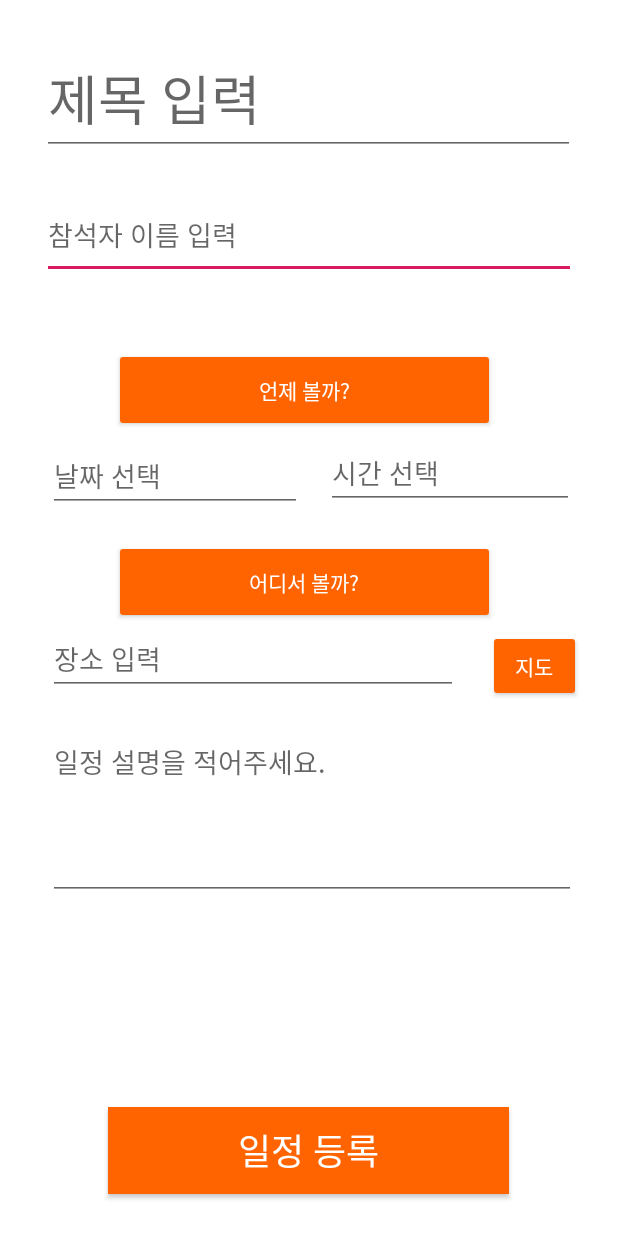
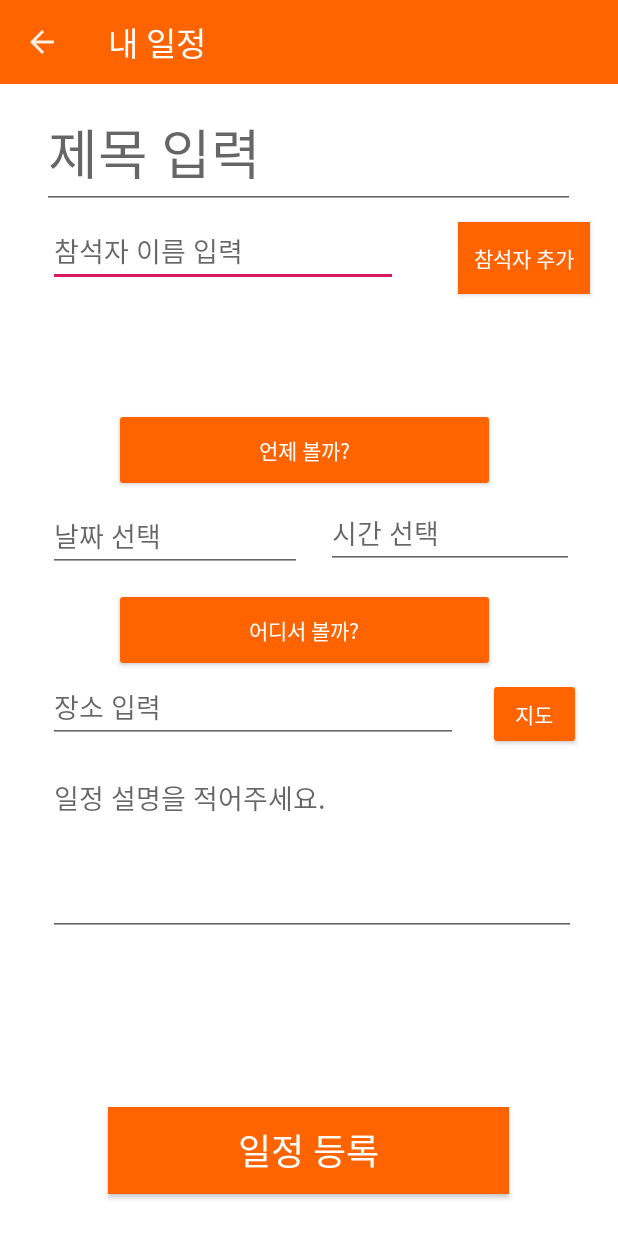
Before and after one commit to seungpyo/letsMeal, an Android app: the CreateScheduleActivity screen opened directly, with no data from a screen before it, on a phone screen of 412 x 824 dp. Run offline under Robolectric (Android 15) with nearby library versions, the phone set to English and light mode, and no system bars; our stand-ins replace Firebase (no records; nobody signed in at launch, a user with empty details on screens opened directly).

Commit message:
Implemented uid search using user name

```diff
--- a/app/src/main/java/com/example/letsmeal/CreateScheduleActivity.java
+++ b/app/src/main/java/com/example/letsmeal/CreateScheduleActivity.java
@@ -4,6 +4,7 @@ import android.app.DatePickerDialog;
 import android.app.TimePickerDialog;
 import android.content.Intent;
 import android.os.Bundle;
+import android.os.Handler;
 import android.text.Editable;
 import android.text.TextWatcher;
 import android.util.Log;
@@ -15,11 +16,23 @@ import android.widget.EditText;
 import android.widget.TextView;
 import android.widget.TimePicker;
 
+import androidx.annotation.NonNull;
 import androidx.appcompat.app.AppCompatActivity;
+import androidx.appcompat.widget.Toolbar;
 
 import com.example.letsmeal.dummy.Person;
 import com.example.letsmeal.dummy.Schedule;
+import com.google.android.gms.tasks.OnCompleteListener;
+import com.google.android.gms.tasks.Task;
+import com.google.firebase.firestore.CollectionReference;
+import com.google.firebase.firestore.DocumentReference;
+import com.google.firebase.firestore.DocumentSnapshot;
+import com.google.firebase.firestore.FirebaseFirestore;
+import com.google.firebase.firestore.Query;
+import com.google.firebase.firestore.QueryDocumentSnapshot;
+import com.google.firebase.firestore.QuerySnapshot;
 
+import java.util.ArrayList;
 import java.util.Calendar;
 
 public class CreateScheduleActivity extends AppCompatActivity {
@@ -35,7 +48,17 @@ public class CreateScheduleActivity extends AppCompatActivity {
     EditText participantsText;
     EditText descriptionText;
     TextView personNotFoundLabel;
+    Button findUidBtn;
     Button submitBtn;
+    Toolbar createScheduleToolBar;
+
+    ArrayList<String> participantUIDs;
+
+    FirebaseFirestore db;
+    CollectionReference scheduleCollection;
+    CollectionReference userCollection;
+
+    Handler usersHandler;
 
 
     @Override
@@ -45,6 +68,9 @@ public class CreateScheduleActivity extends AppCompatActivity {
 
         // this.schedule = (Schedule) getIntent().getSerializableExtra("schedule");
         String organizerUid = getIntent().getStringExtra("organizerUid");
+        participantUIDs = new ArrayList<>();
+        participantUIDs.add(organizerUid);
+
         this.schedule = new Schedule(organizerUid);
         this.dateCalendar = Calendar.getInstance();
         this.timeCalendar = Calendar.getInstance();
@@ -56,7 +82,14 @@ public class CreateScheduleActivity extends AppCompatActivity {
         this.participantsText = findViewById(R.id.participantsText);
         this.descriptionText = findViewById(R.id.descriptionText);
         this.personNotFoundLabel = findViewById(R.id.personNotFoundLabel);
+        this.findUidBtn = findViewById(R.id.findUidBtn);
         this.submitBtn = findViewById(R.id.submitBtn);
+        this.createScheduleToolBar = findViewById(R.id.createScheduleToolBar);
+
+        setSupportActionBar(this.createScheduleToolBar);
+        getSupportActionBar().setHomeAsUpIndicator(R.drawable.ic_arrow_back_black_24dp);
+        getSupportActionBar().setDisplayHomeAsUpEnabled(true);
+        getSupportActionBar().setDisplayShowHomeEnabled(true);
 
         dateText.setOnClickListener(new EditText.OnClickListener() {
             @Override
@@ -71,27 +104,16 @@ public class CreateScheduleActivity extends AppCompatActivity {
             }
         });
 
-        participantsText.addTextChangedListener(new TextWatcher() {
-            @Override
-            public void beforeTextChanged(CharSequence charSequence, int i, int i1, int i2) {
-                return;
-            }
-
-            @Override
-            public void onTextChanged(CharSequence charSequence, int start, int before, int count) {
-
-            }
-
-            @Override
-            public void afterTextChanged(Editable editable) {
-                return;
-            }
-        });
-
+        db = FirebaseFirestore.getInstance();
+        scheduleCollection = db.collection(getString(R.string.firestore_schedule_collection));
+        userCollection = db.collection(getString(R.string.firestore_user_collection));        this.usersHandler = new Handler();
+        findUidBtn.setOnClickListener(findUidBtnOnClickListener);
 
         submitBtn.setOnClickListener(submitBtnOnclickListener);
 
     }
+
+
 
     /**
      * A helper function to initialize a DatePickerDialog using current date.
@@ -139,21 +161,65 @@ public class CreateScheduleActivity extends AppCompatActivity {
         }
     };
 
-    /**
-     * Finds a Person from database by name
-     * Currently, this function just returns a trivial Person object.
-     * TODO: Send a query to FireBase CloudStore and retrieve a Person object.
-     * @param name The name of the person to find
-     * @return A Person instance whose name matches the name. Returns null if no such Person exists.
-     */
-    private Person findPersonByName(String name) {
-        if (name.equals("ㅗ")) {
-            return null;
-        }
-        return new Person(name);
+
+    @Override
+    public boolean onSupportNavigateUp() {
+        onBackPressed();
+        return true;
     }
 
+    private Button.OnClickListener findUidBtnOnClickListener = new Button.OnClickListener() {
+        @Override
+        public void onClick(View v) {
 
+            CreateScheduleActivity.this.personNotFoundLabel.setVisibility(View.INVISIBLE);
+
+            //TODO: Check if the requested name's UID is already in local device due to a previous query.
+
+            class FetchUidFromFirestore implements Runnable {
+                public void run() {
+                    final String name = participantsText.getText().toString();
+                    final Query query = userCollection.whereEqualTo("name", name);
+                    query.get().addOnCompleteListener(new OnCompleteListener<QuerySnapshot>() {
+                        @Override
+                        public void onComplete(@NonNull Task<QuerySnapshot> task) {
+                            if (task.isSuccessful()) {
+                                Log.d(TAG, "Got " + task.getResult().size() + " matching users");
+                                // For now, we don't care about duplicate names.
+                                if (task.getResult().size() == 0) {
+                                    CreateScheduleActivity.this.personNotFoundLabel.setText(
+                                            "사용자 " + name + "을 찾을 수 없습니다.");
+                                    CreateScheduleActivity.this.personNotFoundLabel.setVisibility(View.VISIBLE);
+                                }
+                                for (final QueryDocumentSnapshot document : task.getResult()) {
+                                    // User document has UID as its document ID.
+                                    final String uid = document.getId();
+                                    if (!participantUIDs.contains(uid)) {
+                                        usersHandler.post(new Runnable() {
+                                            @Override
+                                            public void run() {
+                                                participantUIDs.add(uid);
+                                                // TODO: Update UI using user name tags.
+                                                Log.d(TAG, "Added " + document.get("name") + ", uid = " + document.get("uid"));
+                                            }
+                                        });
+                                    } else {
+                                        Log.d(TAG, "Duplicate uid for name " + document.get("name"));
+                                    }
+                                }
+                            } else {
+                                Log.d(TAG, "Failed to get initial schedules: " + task.getException());
+                            }
+                        }
+                    });
+                }
+            };
+
+            Thread fetchUidFromFirestore = new Thread(new FetchUidFromFirestore());
+            fetchUidFromFirestore.start();
+
+        }
+    };
 
     /**
      * Listens to onClick event of submitBtn.
@@ -184,4 +250,6 @@ public class CreateScheduleActivity extends AppCompatActivity {
         }
     };
 
+
+
 }
--- a/app/src/main/java/com/example/letsmeal/MainActivity.java
+++ b/app/src/main/java/com/example/letsmeal/MainActivity.java
@@ -263,6 +263,7 @@ public class MainActivity extends AppCompatActivity
         }
     }
 
+
     /**
      * @return A String UID which can be used to identify a user in FireBase services
      */
--- /dev/null
+++ b/app/src/main/res/drawable/ic_arrow_back_black_24dp.xml
@@ -0,0 +1,5 @@
+<vector android:alpha="0.9" android:height="24dp" android:tint="#FFFFFF"
+    android:viewportHeight="24.0" android:viewportWidth="24.0"
+    android:width="24dp" xmlns:android="http://schemas.android.com/apk/res/android">
+    <path android:fillColor="#FF000000" android:pathData="M20,11H7.83l5.59,-5.59L12,4l-8,8 8,8 1.41,-1.41L7.83,13H20v-2z"/>
+</vector>
--- a/app/src/main/res/layout/activity_create_schedule.xml
+++ b/app/src/main/res/layout/activity_create_schedule.xml
@@ -24,10 +24,10 @@
 
     <EditText
         android:id="@+id/participantsText"
-        android:layout_width="356dp"
-        android:layout_height="58dp"
-        android:layout_marginStart="28dp"
-        android:layout_marginTop="128dp"
+        android:layout_width="233dp"
+        android:layout_height="43dp"
+        android:layout_marginStart="32dp"
+        android:layout_marginTop="148dp"
         android:ems="10"
         android:hint="참석자 이름 입력"
         android:inputType="textPersonName"
@@ -39,7 +39,7 @@
         android:layout_width="355dp"
         android:layout_height="71dp"
         android:layout_marginStart="28dp"
-        android:layout_marginTop="32dp"
+        android:layout_marginTop="68dp"
         android:ems="10"
         android:hint="제목 입력"
         android:inputType="textPersonName"
@@ -77,7 +77,7 @@
         android:layout_width="352dp"
         android:layout_height="116dp"
         android:layout_marginStart="32dp"
-        android:layout_marginTop="484dp"
+        android:layout_marginTop="508dp"
         android:ems="10"
         android:gravity="start|top"
         android:hint="일정 설명을 적어주세요."
@@ -87,10 +87,10 @@
 
     <TextView
         android:id="@+id/personNotFoundLabel"
-        android:layout_width="142dp"
-        android:layout_height="18dp"
+        android:layout_width="match_parent"
+        android:layout_height="wrap_content"
         android:layout_marginStart="32dp"
-        android:layout_marginTop="12dp"
+        android:layout_marginTop="48dp"
         android:textColor="@android:color/holo_red_dark"
         app:layout_constraintStart_toStartOf="parent"
         app:layout_constraintTop_toBottomOf="@+id/participantsText" />
@@ -112,7 +112,7 @@
         android:layout_width="254dp"
         android:layout_height="56dp"
         android:layout_marginStart="76dp"
-        android:layout_marginTop="232dp"
+        android:layout_marginTop="272dp"
         android:backgroundTint="@color/appOrange"
         android:text="언제 볼까?"
         android:textColor="@android:color/white"
@@ -124,7 +124,7 @@
         android:layout_width="254dp"
         android:layout_height="56dp"
         android:layout_marginStart="76dp"
-        android:layout_marginTop="360dp"
+        android:layout_marginTop="392dp"
         android:backgroundTint="@color/appOrange"
         android:text="어디서 볼까?"
         android:textColor="@android:color/white"
@@ -142,4 +142,29 @@
         app:layout_constraintStart_toEndOf="@+id/placeText"
         app:layout_constraintTop_toTopOf="@+id/placeText" />
 
+    <Button
+        android:id="@+id/findUidBtn"
+        android:layout_width="wrap_content"
+        android:layout_height="wrap_content"
+        android:layout_marginStart="40dp"
+        android:background="@color/appOrange"
+        android:text="참석자 추가"
+        android:textColor="@android:color/white"
+        app:layout_constraintStart_toEndOf="@+id/participantsText"
+        app:layout_constraintTop_toTopOf="@+id/participantsText" />
+
+    <androidx.appcompat.widget.Toolbar
+        android:id="@+id/createScheduleToolBar"
+        android:layout_width="match_parent"
+        android:layout_height="wrap_content"
+        android:background="@color/appOrange"
+        android:minHeight="?attr/actionBarSize"
+        android:theme="?attr/actionBarTheme"
+        app:layout_constraintStart_toStartOf="parent"
+        app:layout_constraintTop_toTopOf="parent"
+        app:title="내 일정"
+        android:textStyle="bold"
+        app:titleTextAppearance="@style/TextAppearance.AppCompat.Large"
+        app:titleTextColor="@android:color/white" />
+
 </androidx.constraintlayout.widget.ConstraintLayout>
--- a/app/src/main/res/values/colors.xml
+++ b/app/src/main/res/values/colors.xml
@@ -4,5 +4,6 @@
     <color name="colorPrimaryDark">#00574B</color>
     <color name="colorAccent">#D81B60</color>
     <color name="appOrange">#FF6400</color>
-    <color name="appDarkOrange">#aa4200</color>
+    <color name="appDarkOrange">#AA4200</color>
+    <color name="appLightOrange">#FFA080</color>
 </resources>
```
